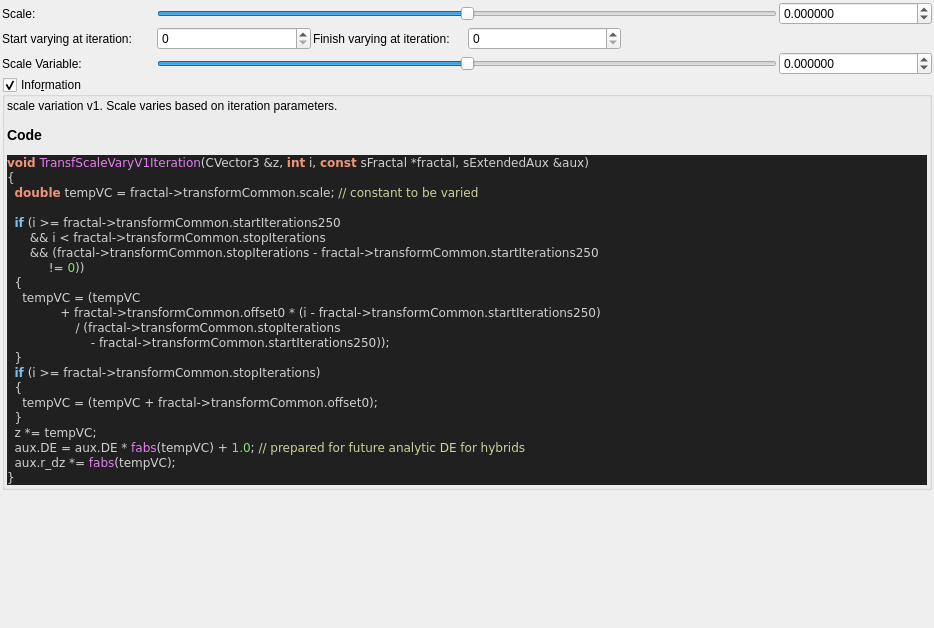
This is mandelbulber2/formula/ui/fractal_transf_scale_vary_v1.ui in buddhi1980/mandelbulber2 as Qt 5 draws it before an edit. The edited form follows.
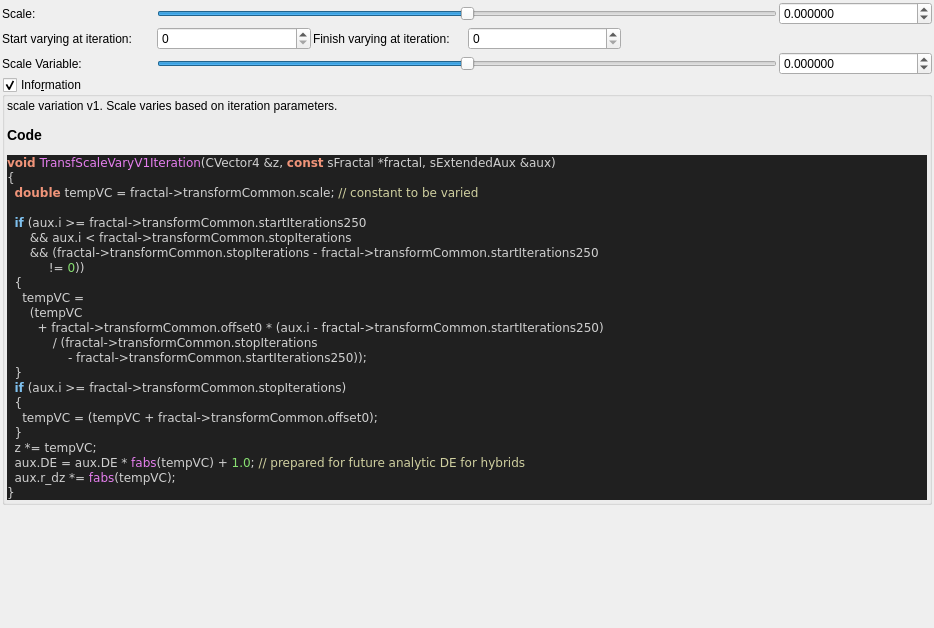
This is the edited form. Custom widgets are drawn as their Qt base class.

What changed in the file:
```diff
--- a/mandelbulber2/formula/ui/fractal_transf_scale_vary_v1.ui
+++ b/mandelbulber2/formula/ui/fractal_transf_scale_vary_v1.ui
@@ -240,21 +240,22 @@
 &lt;/table&gt;
 &lt;h3&gt;Code&lt;/h3&gt;
 &lt;body style=&quot;background-color:#202020&quot;&gt;
-&lt;pre style=&quot;color:#d0d0d0; background-color:#202020;  font-family:'Courier New',monospace;&quot;&gt;&lt;span style=&quot;color:#f09479; font-weight:bold&quot;&gt;void&lt;/span&gt; &lt;span style=&quot;color:#e47eed&quot;&gt;TransfScaleVaryV1Iteration&lt;/span&gt;&lt;span style=&quot;color:#d0d0d0&quot;&gt;(&lt;/span&gt;CVector3 &lt;span style=&quot;color:#d0d0d0&quot;&gt;&amp;amp;&lt;/span&gt;z&lt;span style=&quot;color:#d0d0d0&quot;&gt;,&lt;/span&gt; &lt;span style=&quot;color:#f09479; font-weight:bold&quot;&gt;int&lt;/span&gt; i&lt;span style=&quot;color:#d0d0d0&quot;&gt;,&lt;/span&gt; &lt;span style=&quot;color:#f09479; font-weight:bold&quot;&gt;const&lt;/span&gt; sFractal &lt;span style=&quot;color:#d0d0d0&quot;&gt;*&lt;/span&gt;fractal&lt;span style=&quot;color:#d0d0d0&quot;&gt;,&lt;/span&gt; sExtendedAux &lt;span style=&quot;color:#d0d0d0&quot;&gt;&amp;amp;&lt;/span&gt;aux&lt;span style=&quot;color:#d0d0d0&quot;&gt;)&lt;/span&gt;
+&lt;pre style=&quot;color:#d0d0d0; background-color:#202020;  font-family:'Courier New',monospace;&quot;&gt;&lt;span style=&quot;color:#f09479; font-weight:bold&quot;&gt;void&lt;/span&gt; &lt;span style=&quot;color:#e47eed&quot;&gt;TransfScaleVaryV1Iteration&lt;/span&gt;&lt;span style=&quot;color:#d0d0d0&quot;&gt;(&lt;/span&gt;CVector4 &lt;span style=&quot;color:#d0d0d0&quot;&gt;&amp;amp;&lt;/span&gt;z&lt;span style=&quot;color:#d0d0d0&quot;&gt;,&lt;/span&gt; &lt;span style=&quot;color:#f09479; font-weight:bold&quot;&gt;const&lt;/span&gt; sFractal &lt;span style=&quot;color:#d0d0d0&quot;&gt;*&lt;/span&gt;fractal&lt;span style=&quot;color:#d0d0d0&quot;&gt;,&lt;/span&gt; sExtendedAux &lt;span style=&quot;color:#d0d0d0&quot;&gt;&amp;amp;&lt;/span&gt;aux&lt;span style=&quot;color:#d0d0d0&quot;&gt;)&lt;/span&gt;
 &lt;span style=&quot;color:#d0d0d0&quot;&gt;{&lt;/span&gt;
   &lt;span style=&quot;color:#f09479; font-weight:bold&quot;&gt;double&lt;/span&gt; tempVC &lt;span style=&quot;color:#d0d0d0&quot;&gt;=&lt;/span&gt; fractal&lt;span style=&quot;color:#d0d0d0&quot;&gt;-&amp;gt;&lt;/span&gt;transformCommon&lt;span style=&quot;color:#d0d0d0&quot;&gt;.&lt;/span&gt;scale&lt;span style=&quot;color:#d0d0d0&quot;&gt;;&lt;/span&gt; &lt;span style=&quot;color:#d0d0a0&quot;&gt;// constant to be varied&lt;/span&gt;
 
-  &lt;span style=&quot;color:#7ec0ee; font-weight:bold&quot;&gt;if&lt;/span&gt; &lt;span style=&quot;color:#d0d0d0&quot;&gt;(&lt;/span&gt;i &lt;span style=&quot;color:#d0d0d0&quot;&gt;&amp;gt;=&lt;/span&gt; fractal&lt;span style=&quot;color:#d0d0d0&quot;&gt;-&amp;gt;&lt;/span&gt;transformCommon&lt;span style=&quot;color:#d0d0d0&quot;&gt;.&lt;/span&gt;startIterations250
-      &lt;span style=&quot;color:#d0d0d0&quot;&gt;&amp;amp;&amp;amp;&lt;/span&gt; i &lt;span style=&quot;color:#d0d0d0&quot;&gt;&amp;lt;&lt;/span&gt; fractal&lt;span style=&quot;color:#d0d0d0&quot;&gt;-&amp;gt;&lt;/span&gt;transformCommon&lt;span style=&quot;color:#d0d0d0&quot;&gt;.&lt;/span&gt;stopIterations
+  &lt;span style=&quot;color:#7ec0ee; font-weight:bold&quot;&gt;if&lt;/span&gt; &lt;span style=&quot;color:#d0d0d0&quot;&gt;(&lt;/span&gt;aux&lt;span style=&quot;color:#d0d0d0&quot;&gt;.&lt;/span&gt;i &lt;span style=&quot;color:#d0d0d0&quot;&gt;&amp;gt;=&lt;/span&gt; fractal&lt;span style=&quot;color:#d0d0d0&quot;&gt;-&amp;gt;&lt;/span&gt;transformCommon&lt;span style=&quot;color:#d0d0d0&quot;&gt;.&lt;/span&gt;startIterations250
+      &lt;span style=&quot;color:#d0d0d0&quot;&gt;&amp;amp;&amp;amp;&lt;/span&gt; aux&lt;span style=&quot;color:#d0d0d0&quot;&gt;.&lt;/span&gt;i &lt;span style=&quot;color:#d0d0d0&quot;&gt;&amp;lt;&lt;/span&gt; fractal&lt;span style=&quot;color:#d0d0d0&quot;&gt;-&amp;gt;&lt;/span&gt;transformCommon&lt;span style=&quot;color:#d0d0d0&quot;&gt;.&lt;/span&gt;stopIterations
       &lt;span style=&quot;color:#d0d0d0&quot;&gt;&amp;amp;&amp;amp; (&lt;/span&gt;fractal&lt;span style=&quot;color:#d0d0d0&quot;&gt;-&amp;gt;&lt;/span&gt;transformCommon&lt;span style=&quot;color:#d0d0d0&quot;&gt;.&lt;/span&gt;stopIterations &lt;span style=&quot;color:#d0d0d0&quot;&gt;-&lt;/span&gt; fractal&lt;span style=&quot;color:#d0d0d0&quot;&gt;-&amp;gt;&lt;/span&gt;transformCommon&lt;span style=&quot;color:#d0d0d0&quot;&gt;.&lt;/span&gt;startIterations250
            &lt;span style=&quot;color:#d0d0d0&quot;&gt;!=&lt;/span&gt; &lt;span style=&quot;color:#87df71&quot;&gt;0&lt;/span&gt;&lt;span style=&quot;color:#d0d0d0&quot;&gt;))&lt;/span&gt;
   &lt;span style=&quot;color:#d0d0d0&quot;&gt;{&lt;/span&gt;
-    tempVC &lt;span style=&quot;color:#d0d0d0&quot;&gt;= (&lt;/span&gt;tempVC
-              &lt;span style=&quot;color:#d0d0d0&quot;&gt;+&lt;/span&gt; fractal&lt;span style=&quot;color:#d0d0d0&quot;&gt;-&amp;gt;&lt;/span&gt;transformCommon&lt;span style=&quot;color:#d0d0d0&quot;&gt;.&lt;/span&gt;offset0 &lt;span style=&quot;color:#d0d0d0&quot;&gt;* (&lt;/span&gt;i &lt;span style=&quot;color:#d0d0d0&quot;&gt;-&lt;/span&gt; fractal&lt;span style=&quot;color:#d0d0d0&quot;&gt;-&amp;gt;&lt;/span&gt;transformCommon&lt;span style=&quot;color:#d0d0d0&quot;&gt;.&lt;/span&gt;startIterations250&lt;span style=&quot;color:#d0d0d0&quot;&gt;)&lt;/span&gt;
-                  &lt;span style=&quot;color:#d0d0d0&quot;&gt;/ (&lt;/span&gt;fractal&lt;span style=&quot;color:#d0d0d0&quot;&gt;-&amp;gt;&lt;/span&gt;transformCommon&lt;span style=&quot;color:#d0d0d0&quot;&gt;.&lt;/span&gt;stopIterations
-                      &lt;span style=&quot;color:#d0d0d0&quot;&gt;-&lt;/span&gt; fractal&lt;span style=&quot;color:#d0d0d0&quot;&gt;-&amp;gt;&lt;/span&gt;transformCommon&lt;span style=&quot;color:#d0d0d0&quot;&gt;.&lt;/span&gt;startIterations250&lt;span style=&quot;color:#d0d0d0&quot;&gt;));&lt;/span&gt;
+    tempVC &lt;span style=&quot;color:#d0d0d0&quot;&gt;=&lt;/span&gt;
+      &lt;span style=&quot;color:#d0d0d0&quot;&gt;(&lt;/span&gt;tempVC
+        &lt;span style=&quot;color:#d0d0d0&quot;&gt;+&lt;/span&gt; fractal&lt;span style=&quot;color:#d0d0d0&quot;&gt;-&amp;gt;&lt;/span&gt;transformCommon&lt;span style=&quot;color:#d0d0d0&quot;&gt;.&lt;/span&gt;offset0 &lt;span style=&quot;color:#d0d0d0&quot;&gt;* (&lt;/span&gt;aux&lt;span style=&quot;color:#d0d0d0&quot;&gt;.&lt;/span&gt;i &lt;span style=&quot;color:#d0d0d0&quot;&gt;-&lt;/span&gt; fractal&lt;span style=&quot;color:#d0d0d0&quot;&gt;-&amp;gt;&lt;/span&gt;transformCommon&lt;span style=&quot;color:#d0d0d0&quot;&gt;.&lt;/span&gt;startIterations250&lt;span style=&quot;color:#d0d0d0&quot;&gt;)&lt;/span&gt;
+            &lt;span style=&quot;color:#d0d0d0&quot;&gt;/ (&lt;/span&gt;fractal&lt;span style=&quot;color:#d0d0d0&quot;&gt;-&amp;gt;&lt;/span&gt;transformCommon&lt;span style=&quot;color:#d0d0d0&quot;&gt;.&lt;/span&gt;stopIterations
+                &lt;span style=&quot;color:#d0d0d0&quot;&gt;-&lt;/span&gt; fractal&lt;span style=&quot;color:#d0d0d0&quot;&gt;-&amp;gt;&lt;/span&gt;transformCommon&lt;span style=&quot;color:#d0d0d0&quot;&gt;.&lt;/span&gt;startIterations250&lt;span style=&quot;color:#d0d0d0&quot;&gt;));&lt;/span&gt;
   &lt;span style=&quot;color:#d0d0d0&quot;&gt;}&lt;/span&gt;
-  &lt;span style=&quot;color:#7ec0ee; font-weight:bold&quot;&gt;if&lt;/span&gt; &lt;span style=&quot;color:#d0d0d0&quot;&gt;(&lt;/span&gt;i &lt;span style=&quot;color:#d0d0d0&quot;&gt;&amp;gt;=&lt;/span&gt; fractal&lt;span style=&quot;color:#d0d0d0&quot;&gt;-&amp;gt;&lt;/span&gt;transformCommon&lt;span style=&quot;color:#d0d0d0&quot;&gt;.&lt;/span&gt;stopIterations&lt;span style=&quot;color:#d0d0d0&quot;&gt;)&lt;/span&gt;
+  &lt;span style=&quot;color:#7ec0ee; font-weight:bold&quot;&gt;if&lt;/span&gt; &lt;span style=&quot;color:#d0d0d0&quot;&gt;(&lt;/span&gt;aux&lt;span style=&quot;color:#d0d0d0&quot;&gt;.&lt;/span&gt;i &lt;span style=&quot;color:#d0d0d0&quot;&gt;&amp;gt;=&lt;/span&gt; fractal&lt;span style=&quot;color:#d0d0d0&quot;&gt;-&amp;gt;&lt;/span&gt;transformCommon&lt;span style=&quot;color:#d0d0d0&quot;&gt;.&lt;/span&gt;stopIterations&lt;span style=&quot;color:#d0d0d0&quot;&gt;)&lt;/span&gt;
   &lt;span style=&quot;color:#d0d0d0&quot;&gt;{&lt;/span&gt;
     tempVC &lt;span style=&quot;color:#d0d0d0&quot;&gt;= (&lt;/span&gt;tempVC &lt;span style=&quot;color:#d0d0d0&quot;&gt;+&lt;/span&gt; fractal&lt;span style=&quot;color:#d0d0d0&quot;&gt;-&amp;gt;&lt;/span&gt;transformCommon&lt;span style=&quot;color:#d0d0d0&quot;&gt;.&lt;/span&gt;offset0&lt;span style=&quot;color:#d0d0d0&quot;&gt;);&lt;/span&gt;
   &lt;span style=&quot;color:#d0d0d0&quot;&gt;}&lt;/span&gt;
```
